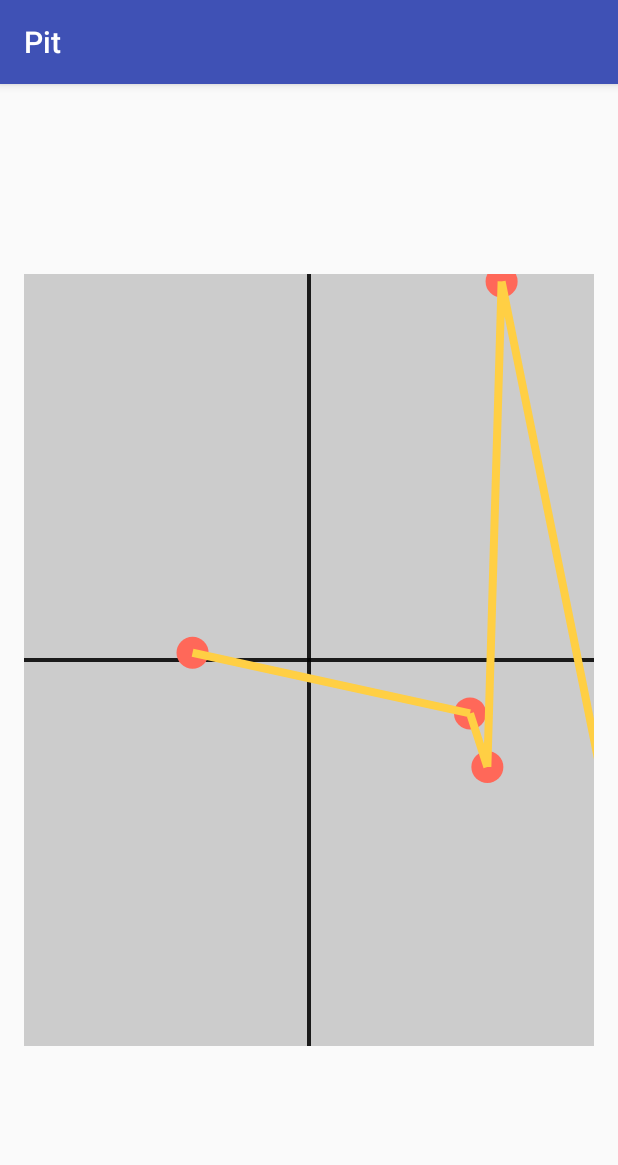
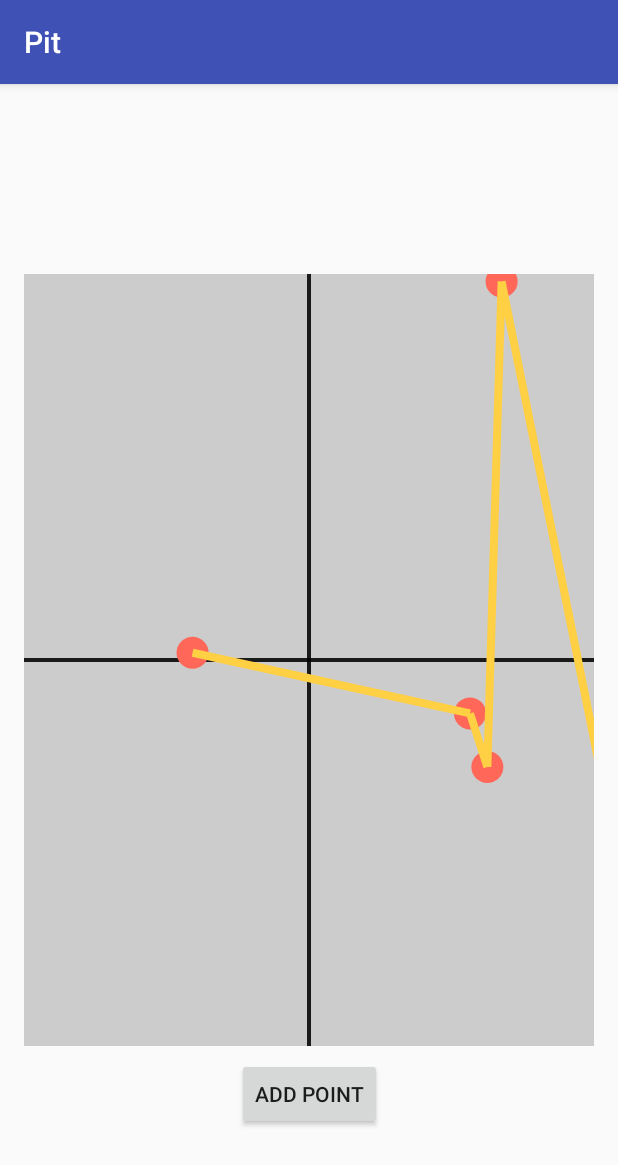
Before and after one commit to osibo00/Pit, an Android app: the screen it shows after launch (MainActivity), on a phone screen of 412 x 824 dp. Shown: the top 1165 px of the screen. Run offline under Robolectric (Android 15) with nearby library versions, the phone set to English and light mode, and no system bars.

Commit message:
PitViewContract implemented along with add point button

```diff
--- a/app/src/main/java/productions/darthplagueis/pit/MainActivity.java
+++ b/app/src/main/java/productions/darthplagueis/pit/MainActivity.java
@@ -2,6 +2,9 @@ package productions.darthplagueis.pit;
 
 import android.support.v7.app.AppCompatActivity;
 import android.os.Bundle;
+import android.view.View;
+
+import productions.darthplagueis.pit.util.PitViewContract;
 
 public class MainActivity extends AppCompatActivity {
 
@@ -9,5 +12,14 @@ public class MainActivity extends AppCompatActivity {
     protected void onCreate(Bundle savedInstanceState) {
         super.onCreate(savedInstanceState);
         setContentView(R.layout.activity_main);
+
+        final PitViewContract contract = findViewById(R.id.pitView);
+
+        findViewById(R.id.button).setOnClickListener(new View.OnClickListener() {
+            @Override
+            public void onClick(View v) {
+                contract.addPitPoint();
+            }
+        });
     }
 }
--- /dev/null
+++ b/app/src/main/java/productions/darthplagueis/pit/util/PitPointComparator.java
@@ -0,0 +1,15 @@
+package productions.darthplagueis.pit.util;
+
+import java.util.Comparator;
+
+import productions.darthplagueis.pit.view.PitPoint;
+
+public class PitPointComparator implements Comparator<PitPoint> {
+
+    @Override
+    public int compare(PitPoint o1, PitPoint o2) {
+        int o1Position = (int) o1.getXPosition();
+        int o2Position = (int) o2.getXPosition();
+        return Integer.compare(o1Position, o2Position);
+    }
+}
--- /dev/null
+++ b/app/src/main/java/productions/darthplagueis/pit/util/PitViewContract.java
@@ -0,0 +1,6 @@
+package productions.darthplagueis.pit.util;
+
+public interface PitViewContract {
+
+    void addPitPoint();
+}
--- a/app/src/main/java/productions/darthplagueis/pit/util/PitViewHelper.java
+++ b/app/src/main/java/productions/darthplagueis/pit/util/PitViewHelper.java
@@ -1,9 +1,6 @@
 package productions.darthplagueis.pit.util;
 
-import java.util.Comparator;
 import java.util.Random;
-
-import productions.darthplagueis.pit.view.PitPoint;
 
 public class PitViewHelper {
 
@@ -22,13 +19,4 @@ public class PitViewHelper {
     public float randomFloat(float min, float max) {
         return random.nextFloat() * (max - min) + min;
     }
-
-    public static Comparator<PitPoint> compareByXPos = new Comparator<PitPoint>() {
-        @Override
-        public int compare(PitPoint o1, PitPoint o2) {
-            int o1XPosition = (int) o1.getxPosition();
-            int o2XPosition = (int) o2.getxPosition();
-            return Integer.compare(o1XPosition, o2XPosition);
-        }
-    };
 }
--- a/app/src/main/java/productions/darthplagueis/pit/view/PitPoint.java
+++ b/app/src/main/java/productions/darthplagueis/pit/view/PitPoint.java
@@ -8,25 +8,29 @@ public class PitPoint extends View {
     private float xPosition;
     private float yPosition;
 
+    public PitPoint(Context context) {
+        super(context);
+    }
+
     public PitPoint(Context context, float xPosition, float yPosition) {
         super(context);
         this.xPosition = xPosition;
         this.yPosition = yPosition;
     }
 
-    public float getxPosition() {
+    public float getXPosition() {
         return xPosition;
     }
 
-    public void setxPosition(float xPosition) {
+    public void setXPosition(float xPosition) {
         this.xPosition = xPosition;
     }
 
-    public float getyPosition() {
+    public float getYPosition() {
         return yPosition;
     }
 
-    public void setyPosition(float yPosition) {
+    public void setYPosition(float yPosition) {
         this.yPosition = yPosition;
     }
 }
--- a/app/src/main/java/productions/darthplagueis/pit/view/PitView.java
+++ b/app/src/main/java/productions/darthplagueis/pit/view/PitView.java
@@ -16,11 +16,13 @@ import java.util.Collections;
 import java.util.List;
 
 import productions.darthplagueis.pit.R;
+import productions.darthplagueis.pit.util.PitPointComparator;
+import productions.darthplagueis.pit.util.PitViewContract;
 import productions.darthplagueis.pit.util.PitViewHelper;
 
-public class PitView extends View {
+public class PitView extends View implements PitViewContract {
 
-    private Paint axisPaint, linePaint, pointPaint;
+    private Paint axisPaint, pointPaint, linePaint;
     private int axesColor, lineColor, pointColor;
     private float centerWidth, centerHeight;
     private boolean arePitPointsCreated;
@@ -55,6 +57,13 @@ public class PitView extends View {
         setUpPointsLine(canvas);
     }
 
+    @Override
+    public void addPitPoint() {
+        pointList.add(new PitPoint(getContext(), centerWidth, centerHeight));
+        Collections.sort(pointList, new PitPointComparator());
+        invalidate();
+    }
+
     private void init(Context context, @Nullable AttributeSet attrs) {
         if (attrs != null) {
             final TypedArray attributes = context.obtainStyledAttributes(
@@ -84,14 +93,14 @@ public class PitView extends View {
         axisPaint.setStyle(Paint.Style.STROKE);
         axisPaint.setStrokeWidth(4);
 
+        pointPaint = new Paint(Paint.ANTI_ALIAS_FLAG);
+        pointPaint.setColor(pointColor);
+        pointPaint.setStyle(Paint.Style.FILL);
+
         linePaint = new Paint(Paint.ANTI_ALIAS_FLAG);
         linePaint.setColor(lineColor);
         linePaint.setStyle(Paint.Style.STROKE);
         linePaint.setStrokeWidth(8);
-
-        pointPaint = new Paint(Paint.ANTI_ALIAS_FLAG);
-        pointPaint.setColor(pointColor);
-        pointPaint.setStyle(Paint.Style.FILL);
     }
 
     private void createInitialPitPoints(int widthMeasureSpec, int heightMeasureSpec) {
@@ -109,7 +118,7 @@ public class PitView extends View {
                 pointList.add(point);
             }
 
-            Collections.sort(pointList, PitViewHelper.compareByXPos);
+            Collections.sort(pointList, new PitPointComparator());
             arePitPointsCreated = true;
         }
     }
@@ -127,7 +136,7 @@ public class PitView extends View {
 
     private void setUpPitPoints(Canvas canvas) {
         for (PitPoint point : pointList) {
-            canvas.drawCircle(point.getxPosition(), point.getyPosition(), 16, pointPaint);
+            canvas.drawCircle(point.getXPosition(), point.getYPosition(), 16, pointPaint);
         }
     }
 
@@ -138,8 +147,8 @@ public class PitView extends View {
             Path linePath = new Path();
 
             for (int i = 1; i < n; i++) {
-                linePath.moveTo(pointList.get(i - 1).getxPosition(), pointList.get(i - 1).getyPosition());
-                linePath.lineTo(pointList.get(i).getxPosition(), pointList.get(i).getyPosition());
+                linePath.moveTo(pointList.get(i - 1).getXPosition(), pointList.get(i - 1).getYPosition());
+                linePath.lineTo(pointList.get(i).getXPosition(), pointList.get(i).getYPosition());
             }
 
             linePath.close();
--- a/app/src/main/res/layout/activity_main.xml
+++ b/app/src/main/res/layout/activity_main.xml
@@ -21,4 +21,14 @@
         app:lineColor="@color/colorYellow"
         app:pointColor="@color/colorOrange" />
 
+    <Button
+        android:id="@+id/button"
+        android:layout_width="wrap_content"
+        android:layout_height="wrap_content"
+        android:layout_marginTop="@dimen/child_view_margin"
+        android:text="@string/add_point"
+        app:layout_constraintEnd_toEndOf="parent"
+        app:layout_constraintStart_toStartOf="parent"
+        app:layout_constraintTop_toBottomOf="@+id/pitView" />
+
 </android.support.constraint.ConstraintLayout>
--- a/app/src/main/res/values/dimens.xml
+++ b/app/src/main/res/values/dimens.xml
@@ -1,4 +1,5 @@
 <?xml version="1.0" encoding="utf-8"?>
 <resources>
     <dimen name="activity_padding">16dp</dimen>
+    <dimen name="child_view_margin">8dp</dimen>
 </resources>
--- a/app/src/main/res/values/strings.xml
+++ b/app/src/main/res/values/strings.xml
@@ -1,3 +1,4 @@
 <resources>
     <string name="app_name">Pit</string>
+    <string name="add_point">Add Point</string>
 </resources>
```
